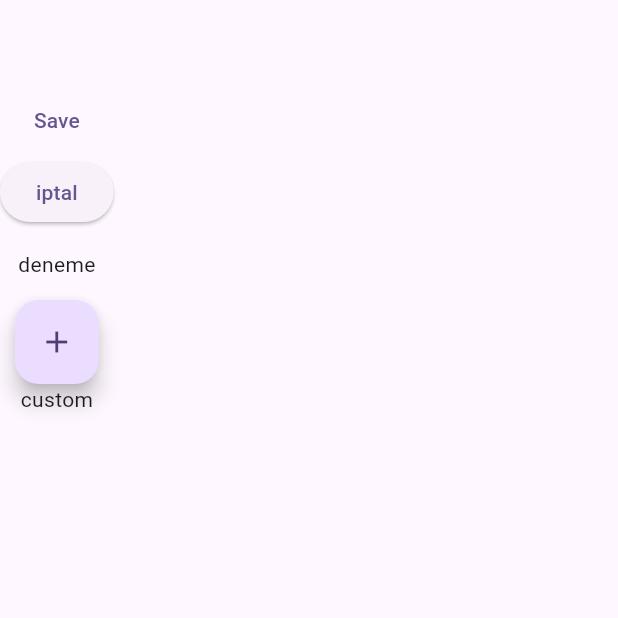
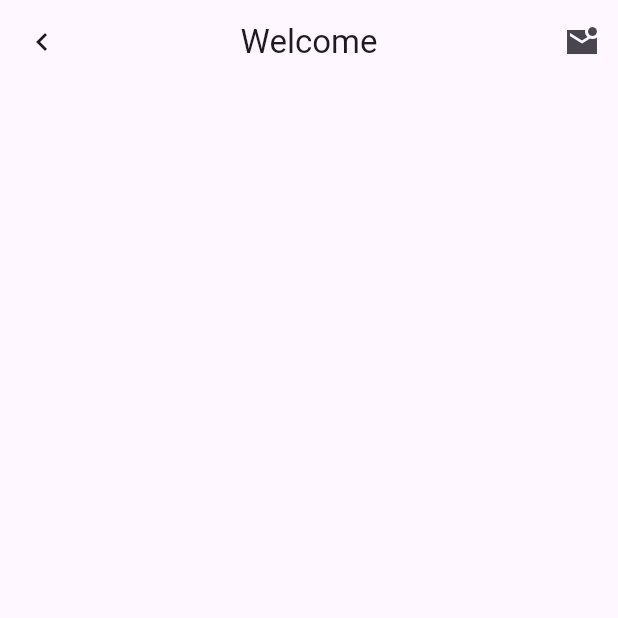
Before and after one commit to esrakalkann/Flutter_playlist, a Flutter app: the screen it shows after launch, on a phone screen of 412 x 824 dp, the top half of it. Run offline on Flutter 3.47's test engine with Material 3 defaults, Android fonts, the phone set to English and light mode, and no system bars.

Commit message:
appbar, buttonsons

```diff
--- /dev/null
+++ b/lib/kisim1/app_bar.dart
@@ -0,0 +1,27 @@
+import "package:flutter/material.dart";
+import "package:flutter/services.dart";
+
+class AppBarLearn extends StatelessWidget {
+  const AppBarLearn({super.key});
+  final String _title="Welcome";
+
+  @override
+  Widget build(BuildContext context) {
+    return Scaffold(
+      appBar:AppBar(
+
+        title: Text(_title),
+        leading: const Icon(Icons.chevron_left),
+        centerTitle: true,
+        backgroundColor: Colors.transparent,
+        systemOverlayStyle: SystemUiOverlayStyle.light,
+        actions: [
+          IconButton(onPressed: (){}, icon: const Icon(Icons.mark_email_unread_sharp)
+          )
+        ],
+      )
+
+
+    );
+  }
+}
--- a/lib/kisim1/button_learn.dart
+++ b/lib/kisim1/button_learn.dart
@@ -12,7 +12,9 @@ class ButtonLearn extends StatelessWidget {
         children: [
           TextButton(
             child: const Text('Save'),
-            onPressed: (){},//callback function
+            onPressed: (){
+              //userın butona basınca yapacağı işlem
+            },//callback function
           ),
           ElevatedButton(onPressed:(){} , child: const Text('iptal')),
           IconButton(onPressed:(){} , icon: const Text('deneme')),
--- a/lib/main.dart
+++ b/lib/main.dart
@@ -1,5 +1,6 @@
 import 'package:flutter/material.dart';
 import 'package:flutter_calisma/kisim1/Scaffold.dart';
+import 'package:flutter_calisma/kisim1/app_bar.dart';
 import 'package:flutter_calisma/kisim1/button_learn.dart';
 import 'package:flutter_calisma/kisim1/container_sized_box.dart';
 import 'package:flutter_calisma/kisim1/text.dart';
@@ -18,7 +19,7 @@ class MyApp extends StatelessWidget {
       theme: ThemeData(
         colorScheme: ColorScheme.fromSeed(seedColor: Colors.deepPurple),
       ),
-      home:  ButtonLearn(),
+      home:  AppBarLearn(),
     );
   }
 }
```
